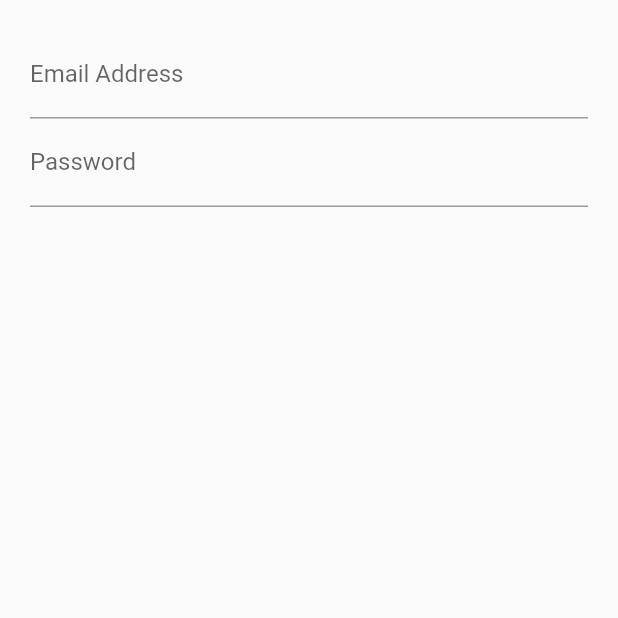
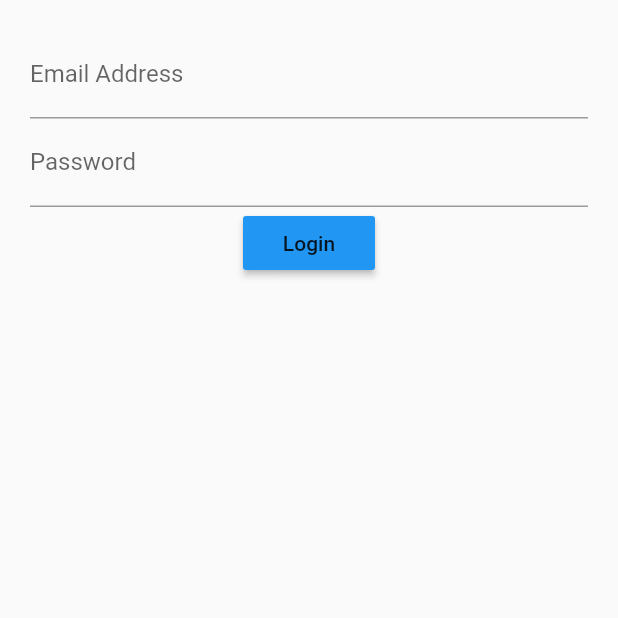
Before and after one commit to plokmij/login_bloc, a Flutter app: the screen it shows after launch, on a phone screen of 412 x 824 dp, the top half of it. Run offline on Flutter 3.47's test engine with Material 2 defaults, Android fonts, the phone set to English and light mode, and no system bars.

Commit message:
Adds all required widgets

```diff
--- a/lib/src/screens/login_screen.dart
+++ b/lib/src/screens/login_screen.dart
@@ -7,7 +7,8 @@ class LogInScreen extends StatelessWidget {
       child: Column(
         children: <Widget>[
           emailField(),
-          passwordField()
+          passwordField(),
+          submitButton()
         ],
       ),
     );
@@ -33,4 +34,12 @@ class LogInScreen extends StatelessWidget {
     );
   }
 
+  Widget submitButton() {
+    return RaisedButton(
+      child: Text('Login'),
+      color: Colors.blue,
+      onPressed: () {},
+    );
+  }
+
 }
```
